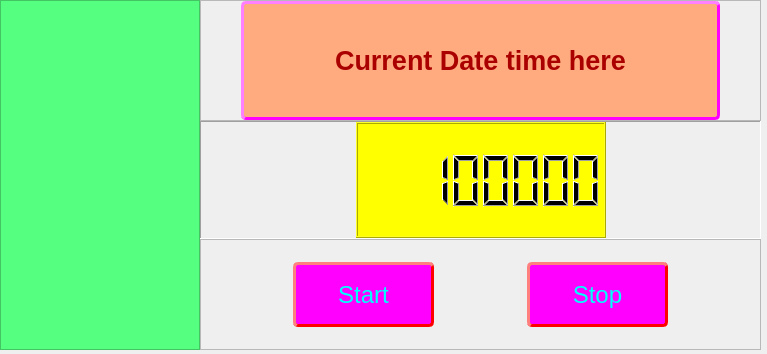
Old version of the form 01.00 From_the_Scratch/splitter_example.ui in the repository sayfoo/PyQt5forBeginner.
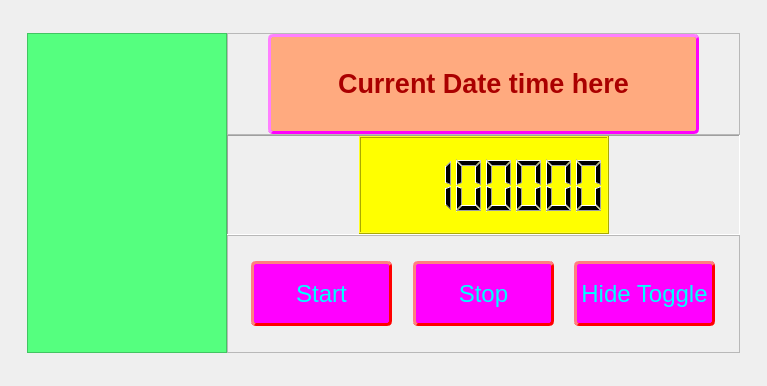
New version of the form. Icons and pictures are not drawn.

```diff
--- a/01.00 From_the_Scratch/splitter_example.ui
+++ b/01.00 From_the_Scratch/splitter_example.ui
@@ -7,23 +7,17 @@
     <x>0</x>
     <y>0</y>
     <width>767</width>
-    <height>354</height>
+    <height>386</height>
    </rect>
   </property>
   <property name="windowTitle">
    <string>Form</string>
   </property>
+  <layout class="QGridLayout" name="gridLayout_2">
+   <item row="0" column="0">
   <widget class="QSplitter" name="total_splitter">
-   <property name="geometry">
-    <rect>
-     <x>0</x>
-     <y>0</y>
-     <width>761</width>
-     <height>350</height>
-    </rect>
-   </property>
    <property name="sizePolicy">
-    <sizepolicy hsizetype="Minimum" vsizetype="Preferred">
+      <sizepolicy hsizetype="Fixed" vsizetype="Fixed">
      <horstretch>0</horstretch>
      <verstretch>0</verstretch>
     </sizepolicy>
@@ -44,10 +38,16 @@
     <bool>false</bool>
    </property>
    <widget class="QFrame" name="frame">
+      <property name="sizePolicy">
+       <sizepolicy hsizetype="Minimum" vsizetype="Minimum">
+        <horstretch>0</horstretch>
+        <verstretch>0</verstretch>
+       </sizepolicy>
+      </property>
     <property name="minimumSize">
      <size>
       <width>200</width>
-      <height>350</height>
+        <height>300</height>
      </size>
     </property>
     <property name="styleSheet">
@@ -62,6 +62,12 @@
     <layout class="QGridLayout" name="gridLayout">
      <item row="0" column="0">
       <widget class="QLabel" name="label">
+         <property name="minimumSize">
+          <size>
+           <width>180</width>
+           <height>300</height>
+          </size>
+         </property>
        <property name="text">
         <string/>
        </property>
@@ -281,27 +287,7 @@
      <property name="frameShadow">
       <enum>QFrame::Raised</enum>
      </property>
-     <layout class="QHBoxLayout" name="horizontalLayout_6">
-      <property name="spacing">
-       <number>0</number>
-      </property>
-      <property name="leftMargin">
-       <number>0</number>
-      </property>
-      <property name="topMargin">
-       <number>0</number>
-      </property>
-      <property name="rightMargin">
-       <number>0</number>
-      </property>
-      <property name="bottomMargin">
-       <number>0</number>
-      </property>
-      <item>
        <layout class="QHBoxLayout" name="horizontalLayout">
-        <property name="spacing">
-         <number>0</number>
-        </property>
         <item>
          <spacer name="horizontalSpacer_2">
           <property name="orientation">
@@ -309,7 +295,7 @@
           </property>
           <property name="sizeHint" stdset="0">
            <size>
-            <width>40</width>
+            <width>14</width>
             <height>20</height>
            </size>
           </property>
@@ -362,7 +348,7 @@
           </property>
           <property name="sizeHint" stdset="0">
            <size>
-            <width>40</width>
+            <width>15</width>
             <height>20</height>
            </size>
           </property>
@@ -415,18 +401,71 @@
           </property>
           <property name="sizeHint" stdset="0">
            <size>
-            <width>40</width>
+            <width>14</width>
             <height>20</height>
            </size>
           </property>
          </spacer>
         </item>
-       </layout>
-      </item>
+        <item>
+         <widget class="QPushButton" name="hide_btn">
+          <property name="minimumSize">
+           <size>
+            <width>141</width>
+            <height>65</height>
+           </size>
+          </property>
+          <property name="font">
+           <font>
+            <pointsize>18</pointsize>
+           </font>
+          </property>
+          <property name="styleSheet">
+           <string notr="true">QPushButton::hover
+{
+color: rgb(0, 0, 0);
+background-color : lightgreen;
+border-style: outset;
+border-width: 3px;
+border-radius: 5px;
+border-color: rgb(255, 0, 0);
+padding: 2px;
+}
+QPushButton
+{
+color: rgb(0, 255, 255);
+background-color: rgb(255, 0, 255);
+border-style: outset;
+border-width: 3px;
+border-radius: 5px;
+border-color: rgb(255, 0, 0);
+padding: 2px;
+}</string>
+          </property>
+          <property name="text">
+           <string>Hide Toggle</string>
+          </property>
+         </widget>
+        </item>
+        <item>
+         <spacer name="horizontalSpacer_8">
+          <property name="orientation">
+           <enum>Qt::Horizontal</enum>
+          </property>
+          <property name="sizeHint" stdset="0">
+           <size>
+            <width>15</width>
+            <height>20</height>
+           </size>
+          </property>
+         </spacer>
+        </item>
      </layout>
     </widget>
    </widget>
   </widget>
+   </item>
+  </layout>
  </widget>
  <resources/>
  <connections/>
```
Lines whose indentation alone changed are shown as unchanged.
